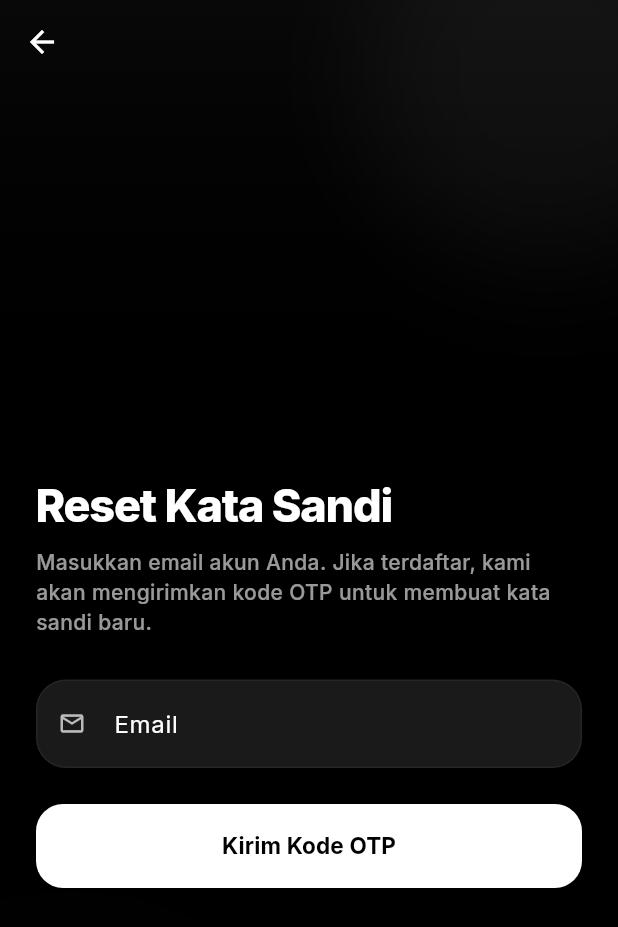
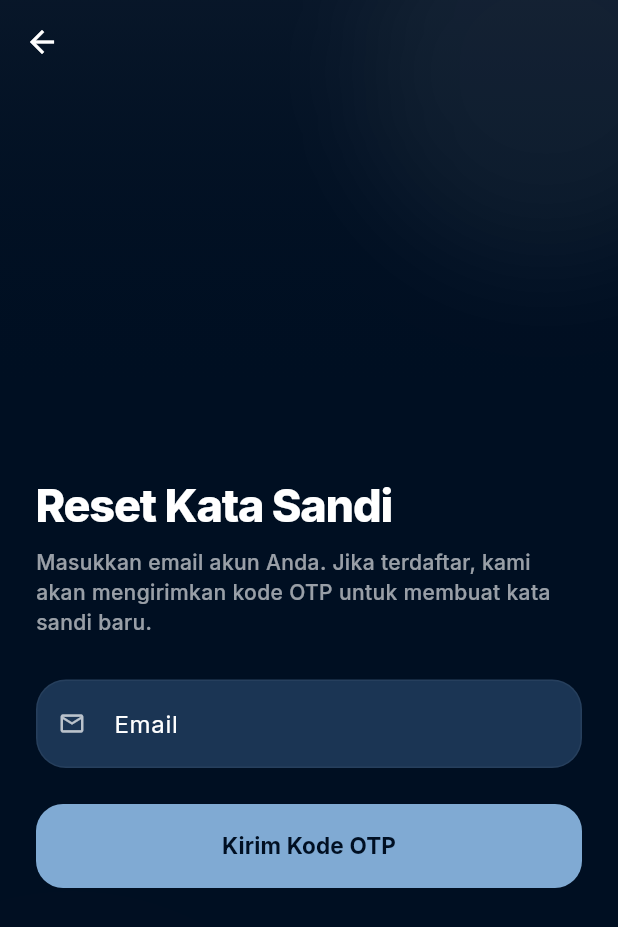
Before and after one commit to erlaaaand/waristech-mobile, a Flutter app: the screen it shows after launch, after a tap on the "dark mode" icon, after a tap on "Lupa Kata Sandi?", on a phone screen of 412 x 824 dp. Shown: the top 927 px of the screen. Run offline on Flutter 3.47's test engine with Material 3 defaults, Android fonts, the phone set to English and light mode, and no system bars; our stand-ins replace basic_utils, dio, file_picker, flutter_dotenv, flutter_riverpod, flutter_secure_storage and 3 more; missing offline and left inert: pointycastle; network calls fail.

Commit message:
feat(design-system): recolor entire app from monochrome to Blue Design System
- Replace monochrome black/gray palette with 6-level blue palette (#C0E6FD → #000F22)
- Add semantic tokens: background, divider, textPrimary/Secondary/Muted, textOnPrimary
- Enrich AppTheme with ColorScheme, ElevatedButtonTheme, InputDecorationTheme
- Update dark mode: deep navy backgrounds (#000F22, #1B3554) instead of pure black
- Fix 3 hardcoded Color(0x...) outside AppColors (hero gradient, splash glow, radio ring)
- Align native splash to #000F22
- Update core widgets: auth scaffold, bottom nav, cards, decorative, feedback, interactions, status
- Update dashboard views: pewaris home/aset, profil components, home components
- Update asset screens: create_asset_screen custody option tints

350+ AppColors references auto-adapted. flutter analyze: No issues found.

```diff
--- a/lib/core/theme/app_colors.dart
+++ b/lib/core/theme/app_colors.dart
@@ -1,29 +1,40 @@
 import 'package:flutter/material.dart';
 
-/// Palet monokrom hitam/putih/abu-abu — persis `mobile.css` (prototipe
-/// `index.html`): satu-satunya aksen warna adalah titik hijau status aktif.
-/// Nama token lama (primary/navy/warm/amber) DIPERTAHANKAN agar seluruh
-/// layar yang sudah memakainya otomatis ikut berganti tema tanpa perlu
-/// diedit satu-satu — hanya NILAI warnanya yang diganti di sini.
+/// Blue Design System — WarisTech
+///
+/// Palet utama biru profesional 6 tingkat, ditambah token semantik untuk
+/// background, surface, divider, teks, dan dark mode. Nama token lama
+/// (`primary`, `navy`, `amber`, `warm`, `surface`) dipertahankan sebagai
+/// alias agar 350+ referensi di seluruh app otomatis mengikuti tanpa perlu
+/// diedit satu-satu.
 class AppColors {
-  // CTA/aksi utama — prototipe: var(--black), tidak ada warna aksen biru.
-  static const Color primary = Color(0xFF000000);
+  // ── Blue Palette (6 tingkat) ──────────────────────────────────────────
+  static const Color primaryLightest = Color(0xFFC0E6FD); // Highlight / light surface
+  static const Color primaryLight    = Color(0xFF80AAD3); // Secondary / softer primary
+  static const Color primaryMedium   = Color(0xFF5B86B6); // Interactive / supporting
+  static const Color primary         = Color(0xFF3F6593); // Primary CTA
+  static const Color primaryDark     = Color(0xFF1B3554); // Dark surface / emphasis
+  static const Color primaryDeep     = Color(0xFF000F22); // Deepest text / dark background
 
-  // Teks & elemen gelap — prototipe: var(--black)/var(--gray-900).
-  static const Color navy = Color(0xFF000000);
-
-  // Prototipe tidak punya warna warning terpisah — dipetakan ke gray-500
-  // supaya badge/ikon yang sebelumnya "amber" tetap netral, bukan biru/oranye.
-  static const Color amber = Color(0xFF777777);
-
-  // Latar lembut untuk field/kartu sekunder — prototipe: var(--gray-50).
-  static const Color warm = Color(0xFFF8F8F8);
-
-  // Surface
+  // ── Legacy Aliases ────────────────────────────────────────────────────
+  // Dipertahankan supaya file-file lama yang mereferensikan token ini
+  // otomatis ikut berubah ke nuansa biru tanpa perlu migrasi manual.
+  static const Color navy = primaryDeep;
+  static const Color amber = primaryMedium;
+  static const Color warm = Color(0xFFF6FAFE); // fill field, blue-tinted warm
   static const Color surface = Color(0xFFFFFFFF);
 
-  // Skala abu-abu persis token CSS `--gray-*` di mobile.css.
-  static const Color gray50 = Color(0xFFF8F8F8);
+  // ── Semantic Tokens ───────────────────────────────────────────────────
+  static const Color background    = Color(0xFFF6FAFE); // Scaffold light
+  static const Color divider       = Color(0xFFD8E4EF); // Border / separator
+  static const Color textPrimary   = primaryDeep;        // Highest contrast text
+  static const Color textSecondary = primary;            // Secondary text
+  static const Color textMuted     = primaryMedium;      // Muted / caption text
+  static const Color textOnPrimary = Color(0xFFFFFFFF);  // Text on primary surfaces
+
+  // ── Gray Scale ────────────────────────────────────────────────────────
+  // Dipertahankan untuk konteks netral murni (shadow, disabled, skeleton).
+  static const Color gray50  = Color(0xFFF8F8F8);
   static const Color gray100 = Color(0xFFF2F2F2);
   static const Color gray200 = Color(0xFFE0E0E0);
   static const Color gray300 = Color(0xFFBBBBBB);
@@ -34,25 +45,21 @@ class AppColors {
   static const Color gray800 = Color(0xFF1F1F1F);
   static const Color gray900 = Color(0xFF111111);
 
-  // Dark mode — prototipe tidak mendefinisikan varian gelap eksplisit untuk
-  // index.html, jadi diturunkan konsisten dari skala abu-abu yang sama.
-  static const Color darkBackground = Color(0xFF000000);
-  static const Color darkSurface = Color(0xFF1A1A1A);
-  static const Color darkCard = Color(0xFF111111);
+  // ── Dark Mode ─────────────────────────────────────────────────────────
+  static const Color darkBackground = Color(0xFF000F22); // primaryDeep
+  static const Color darkSurface    = Color(0xFF1B3554); // primaryDark
+  static const Color darkCard       = Color(0xFF0A1929); // Between deep & dark
 
-  // Status colors — dipertahankan berwarna HANYA untuk umpan balik sistem
-  // (snackbar error/sukses); satu-satunya aksen warna di layar statis
-  // adalah titik hijau "Status Aktif" (lihat `pulseGreen`).
-  static const Color success = Color(0xFF22C55E);
-  static const Color danger = Color(0xFFEF4444);
-
-  // Titik pulsa hijau status aktif — prototipe: `.pulse-dot{background:#4ade80}`.
+  // ── Status Colors ─────────────────────────────────────────────────────
+  // TIDAK diubah — warna semantik harus tetap bisa dibedakan.
+  static const Color success    = Color(0xFF22C55E);
+  static const Color danger     = Color(0xFFEF4444);
   static const Color pulseGreen = Color(0xFF4ADE80);
 
-  // Rose - accent khusus radio/pilihan terpilih (prototipe: .radio-ring).
-  static const Color rose = Color(0xFFF43F5E);
+  // Radio / pilihan terpilih — diselaraskan ke palet biru.
+  static const Color rose = Color(0xFF5B86B6); // primaryMedium
 
-  // Text
-  static const Color textLight = navy;
-  static const Color textDark = Colors.white;
+  // ── Text Convenience ──────────────────────────────────────────────────
+  static const Color textLight = primaryDeep;
+  static const Color textDark  = Colors.white;
 }
--- a/lib/core/theme/app_theme.dart
+++ b/lib/core/theme/app_theme.dart
@@ -1,6 +1,5 @@
 import 'package:flutter/material.dart';
 import 'package:google_fonts/google_fonts.dart';
-
 import 'app_colors.dart';
 
 class AppTheme {
@@ -8,29 +7,59 @@ class AppTheme {
     return ThemeData(
       brightness: Brightness.light,
       primaryColor: AppColors.primary,
-      // Prototipe: body{background:var(--white)} — putih polos, bukan gray-50.
-      scaffoldBackgroundColor: AppColors.surface,
+      scaffoldBackgroundColor: AppColors.background,
+      dividerColor: AppColors.divider,
       colorScheme: const ColorScheme.light(
         primary: AppColors.primary,
-        secondary: AppColors.amber,
+        primaryContainer: AppColors.primaryLight,
+        secondary: AppColors.primaryMedium,
+        secondaryContainer: AppColors.primaryLightest,
         surface: AppColors.surface,
         onPrimary: Colors.white,
-        onSurface: AppColors.textLight,
+        onSecondary: Colors.white,
+        onSurface: AppColors.textPrimary,
+        outline: AppColors.divider,
       ),
       textTheme: GoogleFonts.interTextTheme().apply(
-        bodyColor: AppColors.textLight,
-        displayColor: AppColors.textLight,
+        bodyColor: AppColors.textPrimary,
+        displayColor: AppColors.textPrimary,
       ),
       appBarTheme: const AppBarTheme(
         backgroundColor: AppColors.surface,
         elevation: 0,
-        iconTheme: IconThemeData(color: AppColors.navy),
+        iconTheme: IconThemeData(color: AppColors.primaryDeep),
         titleTextStyle: TextStyle(
-          color: AppColors.navy,
+          color: AppColors.primaryDeep,
           fontSize: 17,
           fontWeight: FontWeight.bold,
           letterSpacing: -0.5,
         ),
+      ),
+      elevatedButtonTheme: ElevatedButtonThemeData(
+        style: ElevatedButton.styleFrom(
+          backgroundColor: AppColors.primary,
+          foregroundColor: Colors.white,
+          elevation: 0,
+          shape: RoundedRectangleBorder(
+            borderRadius: BorderRadius.circular(16),
+          ),
+        ),
+      ),
+      inputDecorationTheme: InputDecorationTheme(
+        filled: true,
+        fillColor: AppColors.warm,
+        border: OutlineInputBorder(
+          borderRadius: BorderRadius.circular(16),
+          borderSide: BorderSide.none,
+        ),
+        focusedBorder: OutlineInputBorder(
+          borderRadius: BorderRadius.circular(16),
+          borderSide: const BorderSide(color: AppColors.primary, width: 1.5),
+        ),
+      ),
+      dividerTheme: const DividerThemeData(
+        color: AppColors.divider,
+        thickness: 1,
       ),
     );
   }
@@ -38,14 +67,19 @@ class AppTheme {
   static ThemeData get darkTheme {
     return ThemeData(
       brightness: Brightness.dark,
-      primaryColor: AppColors.primary,
+      primaryColor: AppColors.primaryLight,
       scaffoldBackgroundColor: AppColors.darkBackground,
+      dividerColor: AppColors.primaryDark,
       colorScheme: const ColorScheme.dark(
-        primary: Colors.white,
-        secondary: AppColors.amber,
+        primary: AppColors.primaryLight,
+        primaryContainer: AppColors.primaryDark,
+        secondary: AppColors.primaryMedium,
+        secondaryContainer: AppColors.primaryDark,
         surface: AppColors.darkSurface,
-        onPrimary: Colors.black,
+        onPrimary: AppColors.primaryDeep,
+        onSecondary: Colors.white,
         onSurface: AppColors.textDark,
+        outline: AppColors.primaryDark,
       ),
       textTheme: GoogleFonts.interTextTheme().apply(
         bodyColor: AppColors.textDark,
@@ -62,6 +96,37 @@ class AppTheme {
           letterSpacing: -0.5,
         ),
       ),
+      elevatedButtonTheme: ElevatedButtonThemeData(
+        style: ElevatedButton.styleFrom(
+          backgroundColor: AppColors.primaryLight,
+          foregroundColor: AppColors.primaryDeep,
+          elevation: 0,
+          shape: RoundedRectangleBorder(
+            borderRadius: BorderRadius.circular(16),
+          ),
+        ),
+      ),
+      inputDecorationTheme: InputDecorationTheme(
+        filled: true,
+        fillColor: AppColors.darkSurface,
+        border: OutlineInputBorder(
+          borderRadius: BorderRadius.circular(16),
+          borderSide: BorderSide(
+            color: AppColors.primaryDark.withValues(alpha: 0.3),
+          ),
+        ),
+        focusedBorder: OutlineInputBorder(
+          borderRadius: BorderRadius.circular(16),
+          borderSide: const BorderSide(
+            color: AppColors.primaryLight,
+            width: 1.5,
+          ),
+        ),
+      ),
+      dividerTheme: const DividerThemeData(
+        color: AppColors.primaryDark,
+        thickness: 1,
+      ),
     );
   }
 }
--- a/lib/core/widgets/wt_auth_scaffold.dart
+++ b/lib/core/widgets/wt_auth_scaffold.dart
@@ -210,7 +210,7 @@ class _WtAuthFieldState extends State<WtAuthField> {
   Widget build(BuildContext context) {
     final isDark = Theme.of(context).brightness == Brightness.dark;
     final obscure = widget.isPassword && !_isRevealed;
-    final accent = isDark ? Colors.white : AppColors.primary;
+    final accent = isDark ? AppColors.primaryLight : AppColors.primary;
 
     return TextFormField(
       controller: widget.controller,
@@ -294,8 +294,8 @@ class WtAuthButton extends StatelessWidget {
   @override
   Widget build(BuildContext context) {
     final isDark = Theme.of(context).brightness == Brightness.dark;
-    final bg = isDark ? Colors.white : AppColors.primary;
-    final fg = isDark ? AppColors.primary : Colors.white;
+    final bg = isDark ? AppColors.primaryLight : AppColors.primary;
+    final fg = isDark ? AppColors.primaryDeep : Colors.white;
 
     return SizedBox(
       width: double.infinity,
@@ -400,7 +400,7 @@ class _WtOtpFieldState extends State<WtOtpField> {
   @override
   Widget build(BuildContext context) {
     final isDark = Theme.of(context).brightness == Brightness.dark;
-    final accent = isDark ? Colors.white : AppColors.primary;
+    final accent = isDark ? AppColors.primaryLight : AppColors.primary;
 
     final boxes = Row(
       children: List.generate(widget.length * 2 - 1, (i) {
--- a/lib/core/widgets/wt_cards.dart
+++ b/lib/core/widgets/wt_cards.dart
@@ -353,6 +353,7 @@ class WtSurfaceCard extends StatelessWidget {
       decoration: BoxDecoration(
         color: isDark ? AppColors.darkSurface : AppColors.surface,
         borderRadius: BorderRadius.circular(borderRadius),
+        border: isDark ? Border.all(color: AppColors.primaryDark.withValues(alpha: 0.15)) : null,
         boxShadow: [
           BoxShadow(
             color: Colors.black.withValues(alpha: 0.04),
--- a/lib/core/widgets/wt_decorative.dart
+++ b/lib/core/widgets/wt_decorative.dart
@@ -49,7 +49,7 @@ class WtAuthBackdrop extends StatelessWidget {
 
     final blobColor2 = isDark
         ? Colors.white.withValues(alpha: 0.03)
-        : AppColors.amber.withValues(alpha: 0.1);
+        : AppColors.primaryMedium.withValues(alpha: 0.1);
 
     return Stack(
       children: [
--- a/lib/core/widgets/wt_feedback.dart
+++ b/lib/core/widgets/wt_feedback.dart
@@ -85,7 +85,7 @@ class WtEmptyState extends StatelessWidget {
           mainAxisSize: MainAxisSize.min,
           children: [
             if (icon != null) ...[
-              Icon(icon, size: iconSize, color: iconColor ?? AppColors.gray500),
+              Icon(icon, size: iconSize, color: iconColor ?? AppColors.primaryLight),
               const SizedBox(height: 12),
             ],
             Text(
--- a/lib/core/widgets/wt_interactions.dart
+++ b/lib/core/widgets/wt_interactions.dart
@@ -135,7 +135,7 @@ class WtAnimatedRadio<T> extends StatelessWidget {
         decoration: BoxDecoration(
           shape: BoxShape.circle,
           border: Border.all(
-            color: selected ? AppColors.rose : const Color(0xFFCBD5E1),
+            color: selected ? AppColors.rose : AppColors.divider,
             width: 2,
           ),
         ),
--- a/lib/features/assets/presentation/screens/create_asset_screen.dart
+++ b/lib/features/assets/presentation/screens/create_asset_screen.dart
@@ -322,12 +322,12 @@ class _CustodyOption extends StatelessWidget {
         decoration: BoxDecoration(
           color: selected
               ? AppColors.primary.withValues(alpha: 0.08)
-              : Colors.black.withValues(alpha: 0.02),
+              : AppColors.primaryDeep.withValues(alpha: 0.02),
           borderRadius: BorderRadius.circular(14),
           border: Border.all(
             color: selected
                 ? AppColors.primary
-                : Colors.black.withValues(alpha: 0.08),
+                : AppColors.primaryDeep.withValues(alpha: 0.08),
             width: selected ? 1.5 : 1,
           ),
         ),
--- a/lib/features/dashboard/presentation/screens/pewaris_dashboard_screen.dart
+++ b/lib/features/dashboard/presentation/screens/pewaris_dashboard_screen.dart
@@ -58,7 +58,7 @@ class _PewarisDashboardScreenState
     final isDark = Theme.of(context).brightness == Brightness.dark;
 
     return Scaffold(
-      backgroundColor: isDark ? AppColors.darkBackground : AppColors.gray50,
+      backgroundColor: isDark ? AppColors.darkBackground : AppColors.background,
       // Prototipe tidak punya top app bar terpisah — baris sapaan/judul
       // adalah bagian dari konten yang ikut scroll di tiap tab. Karena tidak
       // ada AppBar yang biasanya menyisihkan area status bar, konten WAJIB
--- a/lib/features/dashboard/presentation/views/pewaris/aset_view.dart
+++ b/lib/features/dashboard/presentation/views/pewaris/aset_view.dart
@@ -32,8 +32,8 @@ class _PewarisAsetViewState extends ConsumerState<PewarisAsetView> {
           height: 50,
           child: FloatingActionButton(
             onPressed: () => context.pushNamed('create-asset'),
-            backgroundColor: isDark ? Colors.white : Colors.black,
-            foregroundColor: isDark ? Colors.black : Colors.white,
+            backgroundColor: isDark ? AppColors.primaryLight : AppColors.primary,
+            foregroundColor: isDark ? AppColors.primaryDeep : Colors.white,
             elevation: 4,
             shape: RoundedRectangleBorder(
               borderRadius: BorderRadius.circular(14),
--- a/lib/features/dashboard/presentation/views/pewaris/home_view.dart
+++ b/lib/features/dashboard/presentation/views/pewaris/home_view.dart
@@ -44,8 +44,7 @@ class PewarisHomeView extends ConsumerWidget {
       decoration: BoxDecoration(
         // Light: kanvas abu premium. Dark: hitam scaffold — dulu selalu
         // gray50 di kedua tema, jadi tab ini tetap terang saat dark mode
-        // dinyalakan sementara dua tab Pewaris lain sudah benar.
-        color: isDark ? AppColors.darkBackground : AppColors.gray50,
+        color: isDark ? AppColors.darkBackground : AppColors.background,
       ),
       child: SafeArea(
         bottom: false,
--- a/lib/features/dashboard/presentation/widgets/home_components.dart
+++ b/lib/features/dashboard/presentation/widgets/home_components.dart
@@ -26,8 +26,7 @@ class SavedAssetsHeroCard extends StatelessWidget {
           borderRadius: BorderRadius.circular(28),
           gradient: const LinearGradient(
             begin: Alignment.topLeft,
-            end: Alignment.bottomRight,
-            colors: [Color(0xFF1E293B), Color(0xFF0F172A)],
+            colors: [AppColors.primaryDark, AppColors.primaryDeep],
           ),
           boxShadow: [
             BoxShadow(
--- a/lib/features/dashboard/presentation/widgets/profil_components.dart
+++ b/lib/features/dashboard/presentation/widgets/profil_components.dart
@@ -123,7 +123,7 @@ class SettingsRow extends StatelessWidget {
     final isDark = Theme.of(context).brightness == Brightness.dark;
     final textColor = isMuted
         ? AppColors.gray400
-        : (isDark ? Colors.white : Colors.black);
+        : (isDark ? Colors.white : AppColors.primaryDeep);
 
     return InkWell(
       onTap: onTap,
--- a/lib/features/splash/presentation/screens/splash_screen.dart
+++ b/lib/features/splash/presentation/screens/splash_screen.dart
@@ -4,7 +4,7 @@ import 'package:flutter/material.dart';
 import 'package:wt_mobile/core/theme/app_colors.dart';
 import 'package:wt_mobile/core/widgets/wt_widgets.dart';
 
-const _kAccentGlow = Color(0xFF38BDF8);
+const _kAccentGlow = Color(0xFF80AAD3);
 
 class SplashScreen extends StatefulWidget {
   const SplashScreen({super.key});
```
Also changed, not shown: flutter_native_splash.yaml (+4 -4 lines), lib/core/widgets/wt_status.dart (+7 -5 lines).
